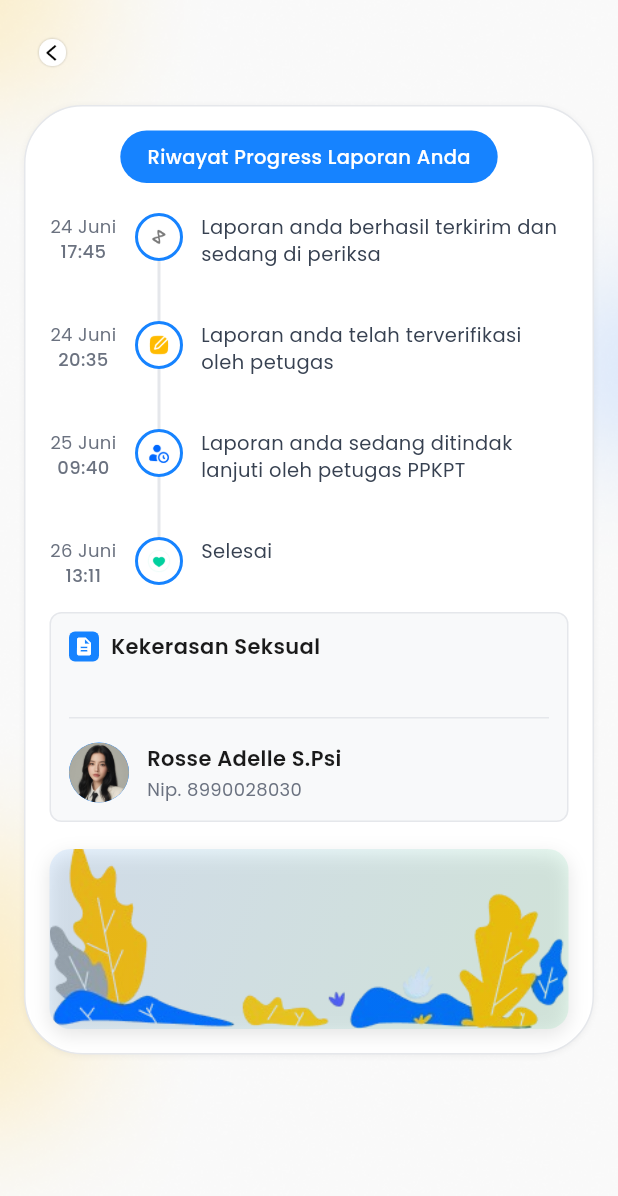
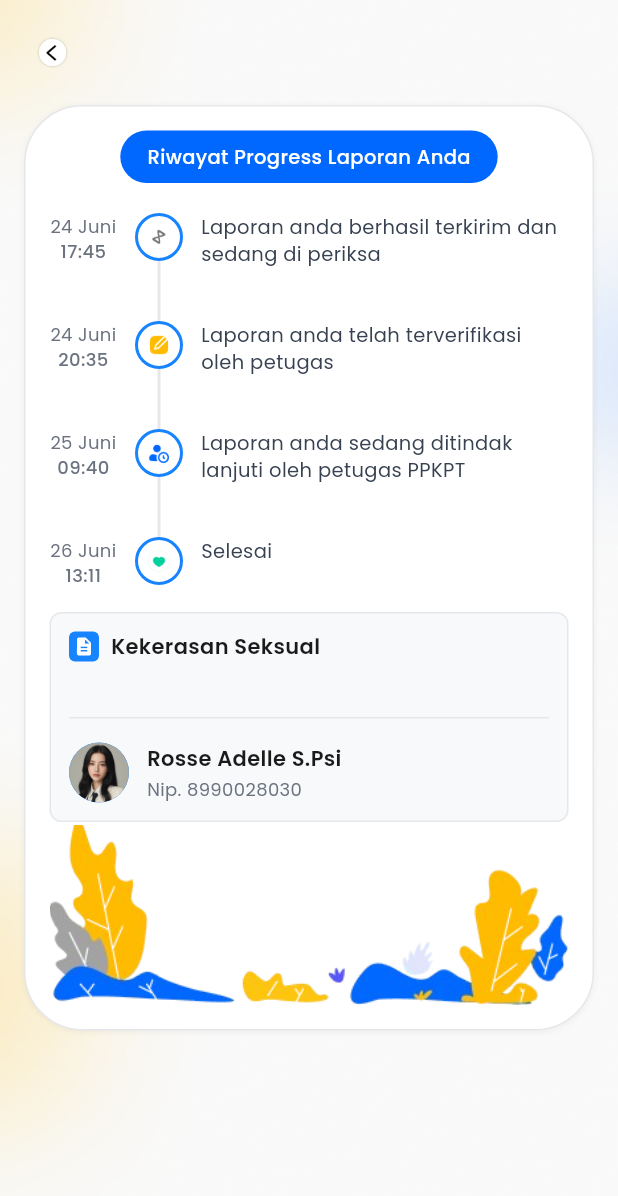
Before and after one commit to Arsieruuu/ppkpt_mobile, a Flutter app: the DetailReportSelesaiPage screen opened directly with empty values, on a phone screen of 412 x 824 dp. Shown: the top 1196 px of the screen. Run offline on Flutter 3.47's test engine with Material 3 defaults, Android fonts, the light colour scheme and no system bars.

Commit message:
fix bg, fix dtl report

```diff
--- a/lib/main.dart
+++ b/lib/main.dart
@@ -61,6 +61,8 @@ class _MainNavigationPageState extends State<MainNavigationPage> {
   @override
   Widget build(BuildContext context) {
     return Scaffold(
+      backgroundColor: Colors.transparent,
+      extendBody: true,
       body: AnimatedSwitcher(
         duration: const Duration(milliseconds: 300),
         switchInCurve: Curves.easeInOut,
@@ -74,7 +76,7 @@ class _MainNavigationPageState extends State<MainNavigationPage> {
         child: _pages[_currentIndex],
       ),
       bottomNavigationBar: Container(
-        margin: const EdgeInsets.all(16),
+        margin: const EdgeInsets.only(left: 16, right: 16, bottom: 16),
         height: 70,
         decoration: BoxDecoration(
           color: Colors.white,
--- a/lib/pages/beranda_page.dart
+++ b/lib/pages/beranda_page.dart
@@ -6,6 +6,9 @@ class BerandaPage extends StatelessWidget {
   @override
   Widget build(BuildContext context) {
     return Scaffold(
+      backgroundColor: Colors.transparent,
+      extendBodyBehindAppBar: true,
+      extendBody: true,
       appBar: AppBar(
         backgroundColor: Colors.transparent,
         elevation: 0,
@@ -21,6 +24,8 @@ class BerandaPage extends StatelessWidget {
         centerTitle: true,
       ),
       body: Container(
+        width: double.infinity,
+        height: double.infinity,
         decoration: const BoxDecoration(
           image: DecorationImage(
             image: AssetImage('assets/images/backgrounds/background_page.png'),
--- a/lib/pages/detail_report_selesai_page.dart
+++ b/lib/pages/detail_report_selesai_page.dart
@@ -7,7 +7,8 @@ class DetailReportSelesaiPage extends StatefulWidget {
   const DetailReportSelesaiPage({super.key, required this.report});
 
   @override
-  State<DetailReportSelesaiPage> createState() => _DetailReportSelesaiPageState();
+  State<DetailReportSelesaiPage> createState() =>
+      _DetailReportSelesaiPageState();
 }
 
 class _DetailReportSelesaiPageState extends State<DetailReportSelesaiPage> {
@@ -15,9 +16,7 @@ class _DetailReportSelesaiPageState extends State<DetailReportSelesaiPage> {
   Widget build(BuildContext context) {
     return Scaffold(
       backgroundColor: const Color(0xFFF8F9FA),
-      body: SafeArea(
-        child: _buildDetailPage(),
-      ),
+      body: SafeArea(child: _buildDetailPage()),
     );
   }
 
@@ -82,10 +81,7 @@ class _DetailReportSelesaiPageState extends State<DetailReportSelesaiPage> {
             decoration: BoxDecoration(
               color: Colors.white,
               borderRadius: BorderRadius.circular(39),
-              border: Border.all(
-                color: const Color(0xFFE5E7EB),
-                width: 1,
-              ),
+              border: Border.all(color: const Color(0xFFE5E7EB), width: 1),
               boxShadow: [
                 BoxShadow(
                   color: Colors.black.withOpacity(0.05),
@@ -98,9 +94,12 @@ class _DetailReportSelesaiPageState extends State<DetailReportSelesaiPage> {
               children: [
                 // Blue Header Badge
                 Container(
-                  padding: const EdgeInsets.symmetric(horizontal: 18, vertical: 8),
+                  padding: const EdgeInsets.symmetric(
+                    horizontal: 18,
+                    vertical: 8,
+                  ),
                   decoration: BoxDecoration(
-                    color: const Color(0xFF1683FF),
+                    color: const Color(0xFF0068FF),
                     borderRadius: BorderRadius.circular(20),
                   ),
                   child: const Text(
@@ -123,7 +122,7 @@ class _DetailReportSelesaiPageState extends State<DetailReportSelesaiPage> {
                 // Psikolog Card
                 _buildPsikologCard(),
 
-                const SizedBox(height: 18),
+                const SizedBox(height: 2),
 
                 // Illustration
                 _buildIllustrationSection(),
@@ -131,7 +130,7 @@ class _DetailReportSelesaiPageState extends State<DetailReportSelesaiPage> {
             ),
           ),
 
-          const SizedBox(height: 20),
+          const SizedBox(height: 10),
         ],
       ),
     );
@@ -190,10 +189,7 @@ class _DetailReportSelesaiPageState extends State<DetailReportSelesaiPage> {
             children: [
               Text(
                 date,
-                style: const TextStyle(
-                  fontSize: 12,
-                  color: Color(0xFF6B7280),
-                ),
+                style: const TextStyle(fontSize: 12, color: Color(0xFF6B7280)),
               ),
               Text(
                 time,
@@ -218,10 +214,7 @@ class _DetailReportSelesaiPageState extends State<DetailReportSelesaiPage> {
               decoration: BoxDecoration(
                 color: Colors.white,
                 shape: BoxShape.circle,
-                border: Border.all(
-                  color: const Color(0xFF1683FF),
-                  width: 2,
-                ),
+                border: Border.all(color: const Color(0xFF1683FF), width: 2),
               ),
               child: Center(
                 child: Image.asset(
@@ -232,11 +225,7 @@ class _DetailReportSelesaiPageState extends State<DetailReportSelesaiPage> {
               ),
             ),
             if (!isLast)
-              Container(
-                width: 2,
-                height: 40,
-                color: const Color(0xFFE5E7EB),
-              ),
+              Container(width: 2, height: 40, color: const Color(0xFFE5E7EB)),
           ],
         ),
 
@@ -265,10 +254,7 @@ class _DetailReportSelesaiPageState extends State<DetailReportSelesaiPage> {
       decoration: BoxDecoration(
         color: const Color(0xFFF8F9FA),
         borderRadius: BorderRadius.circular(8),
-        border: Border.all(
-          color: const Color(0xFFE5E7EB),
-          width: 1,
-        ),
+        border: Border.all(color: const Color(0xFFE5E7EB), width: 1),
       ),
       child: Padding(
         padding: const EdgeInsets.all(12),
@@ -317,7 +303,9 @@ class _DetailReportSelesaiPageState extends State<DetailReportSelesaiPage> {
               children: [
                 CircleAvatar(
                   radius: 20,
-                  backgroundImage: const AssetImage('assets/images/profile/profile.png'),
+                  backgroundImage: const AssetImage(
+                    'assets/images/profile/profile.png',
+                  ),
                 ),
                 const SizedBox(width: 12),
                 const Expanded(
@@ -354,31 +342,14 @@ class _DetailReportSelesaiPageState extends State<DetailReportSelesaiPage> {
   Widget _buildIllustrationSection() {
     return Container(
       height: 120,
-      decoration: BoxDecoration(
+      decoration: BoxDecoration(borderRadius: BorderRadius.circular(14)),
+      child: ClipRRect(
         borderRadius: BorderRadius.circular(14),
-        image: const DecorationImage(
-          image: AssetImage('assets/images/illustrations/illustration_card.png'),
+        child: Image.asset(
+          'assets/images/illustrations/illustration_card.png',
           fit: BoxFit.cover,
-        ),
-        boxShadow: [
-          BoxShadow(
-            color: Colors.black.withOpacity(0.1),
-            offset: const Offset(0, 4),
-            blurRadius: 10,
-          ),
-        ],
-      ),
-      child: Container(
-        decoration: BoxDecoration(
-          borderRadius: BorderRadius.circular(14),
-          gradient: LinearGradient(
-            begin: Alignment.topLeft,
-            end: Alignment.bottomRight,
-            colors: [
-              const Color(0xFF1683FF).withOpacity(0.1),
-              const Color(0xFF17C964).withOpacity(0.1),
-            ],
-          ),
+          width: double.infinity,
+          height: 120,
         ),
       ),
     );
```
Also changed, not shown: lib/pages/profile_page.dart (+11 -1 lines). Lines whose indentation alone changed are shown as unchanged.
